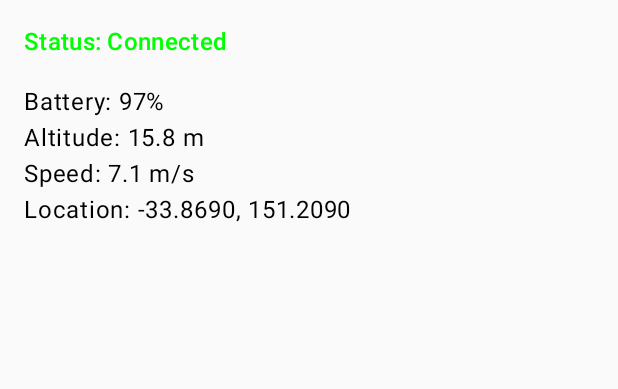
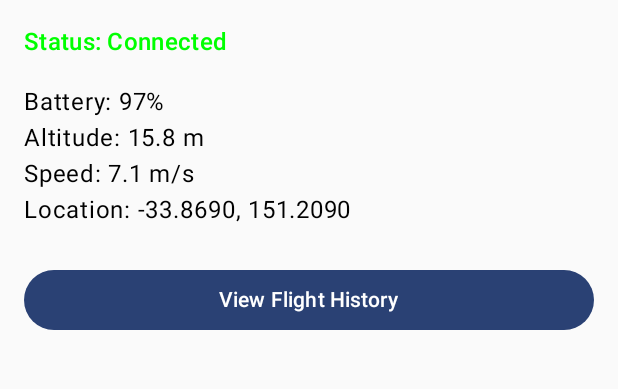
Before and after one commit to sharmavikas212/DroneOps, an Android app built with Jetpack Compose: the screen it shows after launch (MainActivity), on a phone screen of 412 x 824 dp, the part 78-467 px from its top. Run offline under Robolectric (Android 15) with nearby library versions, the phone set to English and light mode, and no system bars; our stand-ins replace Room's generated code.

Commit message:
Integrates Compose navigation for flight history and adds UI tests.
Closes #2

```diff
--- a/app/build.gradle.kts
+++ b/app/build.gradle.kts
@@ -48,6 +48,8 @@ dependencies {
     implementation(libs.androidx.lifecycle.runtime.ktx)
     implementation(libs.room.runtime)
     implementation(libs.room.ktx)
+    implementation(libs.androidx.navigation.compose)
+    implementation("androidx.compose.material:material-icons-extended")
     ksp(libs.room.compiler)
 
 
--- a/app/src/main/java/com/example/droneops/MainActivity.kt
+++ b/app/src/main/java/com/example/droneops/MainActivity.kt
@@ -4,20 +4,29 @@ import android.os.Bundle
 import androidx.activity.ComponentActivity
 import androidx.activity.compose.setContent
 import androidx.activity.enableEdgeToEdge
-import androidx.compose.foundation.layout.fillMaxSize
-import androidx.compose.foundation.layout.padding
-import androidx.compose.material3.Scaffold
 import androidx.compose.material3.Text
 import androidx.compose.runtime.Composable
 import androidx.compose.ui.Modifier
 import androidx.compose.ui.tooling.preview.Preview
 import androidx.lifecycle.ViewModelProvider
+import androidx.navigation.compose.NavHost
+import androidx.navigation.compose.composable
+import androidx.navigation.compose.rememberNavController
+import com.example.droneops.data.local.DroneDatabase
 import com.example.droneops.data.repository.DroneTelemetryRepository
 import com.example.droneops.data.source.SimulatedTelemetrySource
 import com.example.droneops.presentation.dashboard.DroneDashboardScreen
 import com.example.droneops.presentation.dashboard.DroneDashboardViewModel
 import com.example.droneops.presentation.dashboard.DroneDashboardViewModelFactory
+import com.example.droneops.presentation.history.FlightHistoryScreen
+import com.example.droneops.presentation.history.FlightHistoryViewModel
+import com.example.droneops.presentation.history.FlightHistoryViewModelFactory
 import com.example.droneops.ui.theme.DroneOpsTheme
+
+object NavRoutes {
+    const val DASHBOARD = "dashboard"
+    const val HISTORY = "history"
+}
 
 class MainActivity : ComponentActivity() {
     override fun onCreate(savedInstanceState: Bundle?) {
@@ -25,14 +34,45 @@ class MainActivity : ComponentActivity() {
 
         enableEdgeToEdge()
 
-        val factory = DroneDashboardViewModelFactory(applicationContext)
-
-        val viewModel = ViewModelProvider(this, factory)
-            .get(DroneDashboardViewModel::class.java)
-
         setContent {
             DroneOpsTheme {
-                DroneDashboardScreen(viewModel = viewModel)
+                val navController = rememberNavController()
+                val context = applicationContext
+
+                NavHost(
+                    navController = navController,
+                    startDestination = NavRoutes.DASHBOARD
+                ) {
+                    composable(NavRoutes.DASHBOARD) {
+                        val dashboardFactory = DroneDashboardViewModelFactory(context)
+                        val dashboardViewModel = ViewModelProvider(this@MainActivity, dashboardFactory)
+                            .get(DroneDashboardViewModel::class.java)
+
+                        DroneDashboardScreen(
+                            viewModel = dashboardViewModel,
+                            onNavigateToHistory = {
+                                navController.navigate(NavRoutes.HISTORY)
+                            }
+                        )
+                    }
+                    composable(NavRoutes.HISTORY) {
+                        val database = DroneDatabase.getDatabase(context)
+                        val repository = DroneTelemetryRepository(
+                            SimulatedTelemetrySource(),
+                            database.flightRecordDao()
+                        )
+                        val historyFactory = FlightHistoryViewModelFactory(repository)
+                        val historyViewModel = ViewModelProvider(this@MainActivity, historyFactory)
+                            .get(FlightHistoryViewModel::class.java)
+
+                        FlightHistoryScreen(
+                            viewModel = historyViewModel,
+                            onBackClick = {
+                                navController.popBackStack()
+                            }
+                        )
+                    }
+                }
             }
         }
     }
--- a/app/src/main/java/com/example/droneops/presentation/dashboard/DroneDashboardScreen.kt
+++ b/app/src/main/java/com/example/droneops/presentation/dashboard/DroneDashboardScreen.kt
@@ -1,6 +1,7 @@
 package com.example.droneops.presentation.dashboard
 
 import androidx.compose.foundation.layout.*
+import androidx.compose.material3.Button
 import androidx.compose.material3.MaterialTheme
 import androidx.compose.material3.Text
 import androidx.compose.runtime.Composable
@@ -11,7 +12,10 @@ import androidx.compose.ui.unit.dp
 import androidx.lifecycle.compose.collectAsStateWithLifecycle
 
 @Composable
-fun DroneDashboardScreen(viewModel: DroneDashboardViewModel) {
+fun DroneDashboardScreen(
+    viewModel: DroneDashboardViewModel,
+    onNavigateToHistory: () -> Unit
+) {
     val uiState by viewModel.uiState.collectAsStateWithLifecycle()
 
     Column(modifier = Modifier.padding(16.dp)) {
@@ -47,5 +51,13 @@ fun DroneDashboardScreen(viewModel: DroneDashboardViewModel) {
             Spacer(modifier = Modifier.height(16.dp))
             Text("Error: $error", color = Color.Red)
         }
+
+        Spacer(modifier = Modifier.height(24.dp))
+        Button(
+            onClick = onNavigateToHistory,
+            modifier = Modifier.fillMaxWidth()
+        ) {
+            Text("View Flight History")
+        }
     }
 }
--- a/gradle/libs.versions.toml
+++ b/gradle/libs.versions.toml
@@ -12,6 +12,7 @@ composeBom = "2026.02.01"
 turbine = "1.2.0" # or latest stable
 room = "2.8.5" # Use the latest stable version
 ksp = "2.2.10-2.0.2"
+navigation = "2.8.5"
 
 [libraries]
 androidx-core-ktx = { group = "androidx.core", name = "core-ktx", version.ref = "coreKtx" }
@@ -33,6 +34,8 @@ turbine = { group = "app.cash.turbine", name = "turbine", version.ref = "turbine
 room-runtime = { module = "androidx.room:room-runtime", version.ref = "room" }
 room-ktx = { module = "androidx.room:room-ktx", version.ref = "room" }
 room-compiler = { module = "androidx.room:room-compiler", version.ref = "room" }
+androidx-navigation-compose = { group = "androidx.navigation", name = "navigation-compose", version.ref = "navigation" }
+androidx-compose-material-icons-extended = { group = "androidx.compose.material", name = "material-icons-extended" }
 
 [plugins]
 android-application = { id = "com.android.application", version.ref = "agp" }
```
Also changed, not shown: app/src/main/java/com/example/droneops/presentation/history/FlightHistoryScreen.kt (added, +84 -0 lines), 1 other file.
